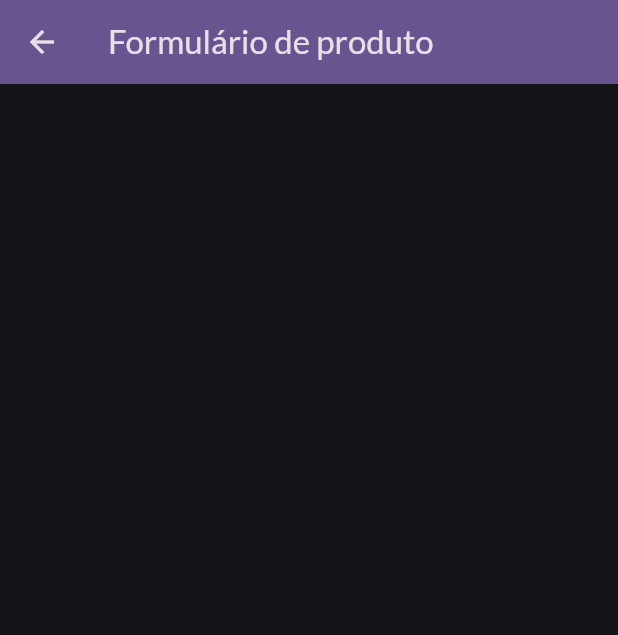
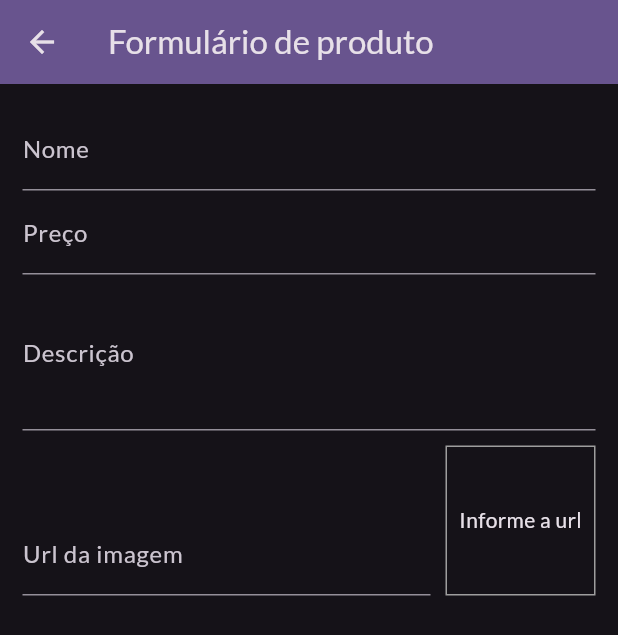
Before and after one commit to lucaaas/app_loja, a Flutter app: the ProductFormPage screen opened by its route, on a phone screen of 412 x 824 dp. Shown: the top 635 px of the screen. Run offline on Flutter 3.47's test engine with Material 3 defaults, Android fonts, the phone set to English and light mode, and no system bars; network calls fail.

Commit message:
products_form (feat): add form fields

```diff
--- a/lib/pages/product_form_page.dart
+++ b/lib/pages/product_form_page.dart
@@ -8,12 +8,90 @@ class ProductFormPage extends StatefulWidget {
 }
 
 class _ProductFormPageState extends State<ProductFormPage> {
+  final FocusNode _priceFocus = FocusNode();
+  final FocusNode _descriptionFocus = FocusNode();
+  final FocusNode _imageUrlFocus = FocusNode();
+  final TextEditingController _imageUrlController = TextEditingController();
+
+  void _updateImage() {
+    setState(() {});
+  }
+
+  @override
+  void dispose() async {
+    super.dispose();
+    _priceFocus.dispose();
+    _descriptionFocus.dispose();
+
+    _imageUrlFocus.removeListener(_updateImage);
+    _imageUrlFocus.dispose();
+  }
+
+  void initState() {
+    super.initState();
+    _imageUrlFocus.addListener(_updateImage);
+  }
+
   @override
   Widget build(BuildContext context) {
     return Scaffold(
       appBar: AppBar(
-        title: Text('Formulário de produto'),
+        title: const Text('Formulário de produto'),
         backgroundColor: Theme.of(context).colorScheme.inversePrimary,
+      ),
+      body: Padding(
+        padding: const EdgeInsets.all(15),
+        child: Form(
+          child: ListView(
+            children: [
+              TextFormField(
+                decoration: const InputDecoration(labelText: 'Nome'),
+                textInputAction: TextInputAction.next,
+                onFieldSubmitted: (value) => FocusScope.of(context).requestFocus(_priceFocus),
+              ),
+              TextFormField(
+                decoration: const InputDecoration(labelText: 'Preço'),
+                textInputAction: TextInputAction.next,
+                onFieldSubmitted: (value) => FocusScope.of(context).requestFocus(_descriptionFocus),
+                keyboardType: const TextInputType.numberWithOptions(decimal: true),
+                focusNode: _priceFocus,
+              ),
+              TextFormField(
+                decoration: const InputDecoration(labelText: 'Descrição'),
+                focusNode: _descriptionFocus,
+                keyboardType: TextInputType.multiline,
+                maxLines: 3,
+              ),
+              Row(
+                crossAxisAlignment: CrossAxisAlignment.end,
+                children: [
+                  Expanded(
+                    child: TextFormField(
+                      decoration: const InputDecoration(labelText: 'Url da imagem'),
+                      focusNode: _imageUrlFocus,
+                      keyboardType: TextInputType.url,
+                      textInputAction: TextInputAction.done,
+                      controller: _imageUrlController,
+                    ),
+                  ),
+                  Container(
+                    margin: const EdgeInsets.only(top: 10, left: 10),
+                    height: 100,
+                    width: 100,
+                    decoration: BoxDecoration(border: Border.all(color: Colors.grey, width: 1)),
+                    alignment: Alignment.center,
+                    child: _imageUrlController.text.isEmpty
+                        ? Text('Informe a url')
+                        : FittedBox(
+                            child: Image.network(_imageUrlController.text),
+                            fit: BoxFit.cover,
+                          ),
+                  ),
+                ],
+              ),
+            ],
+          ),
+        ),
       ),
     );
   }
```
